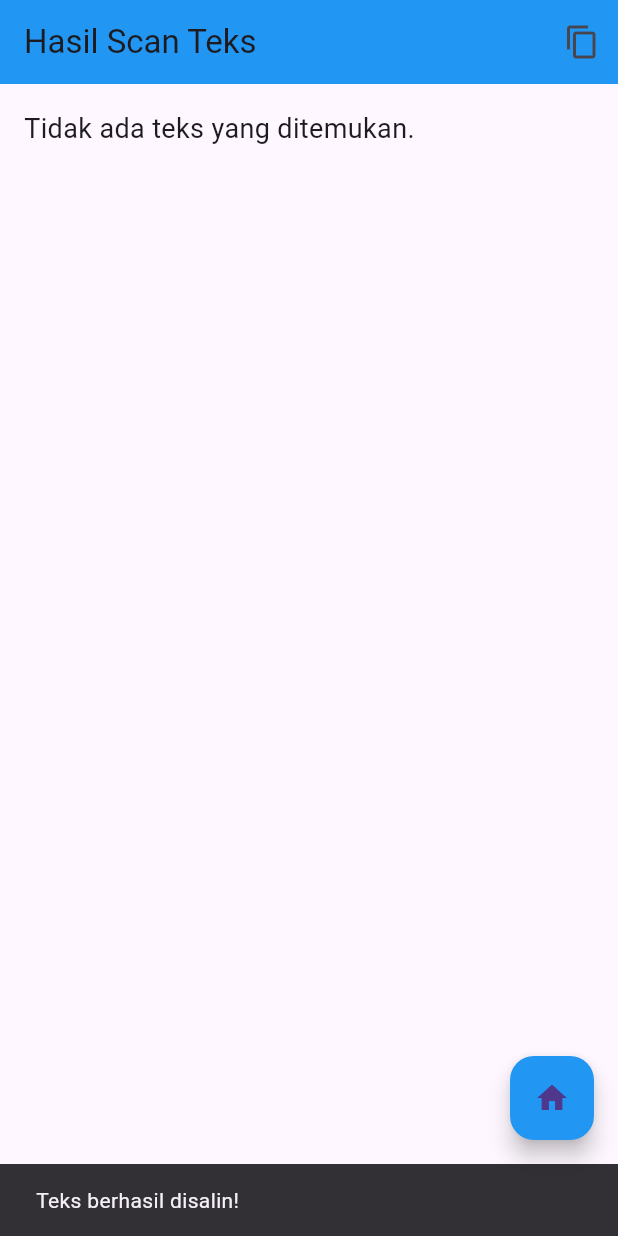
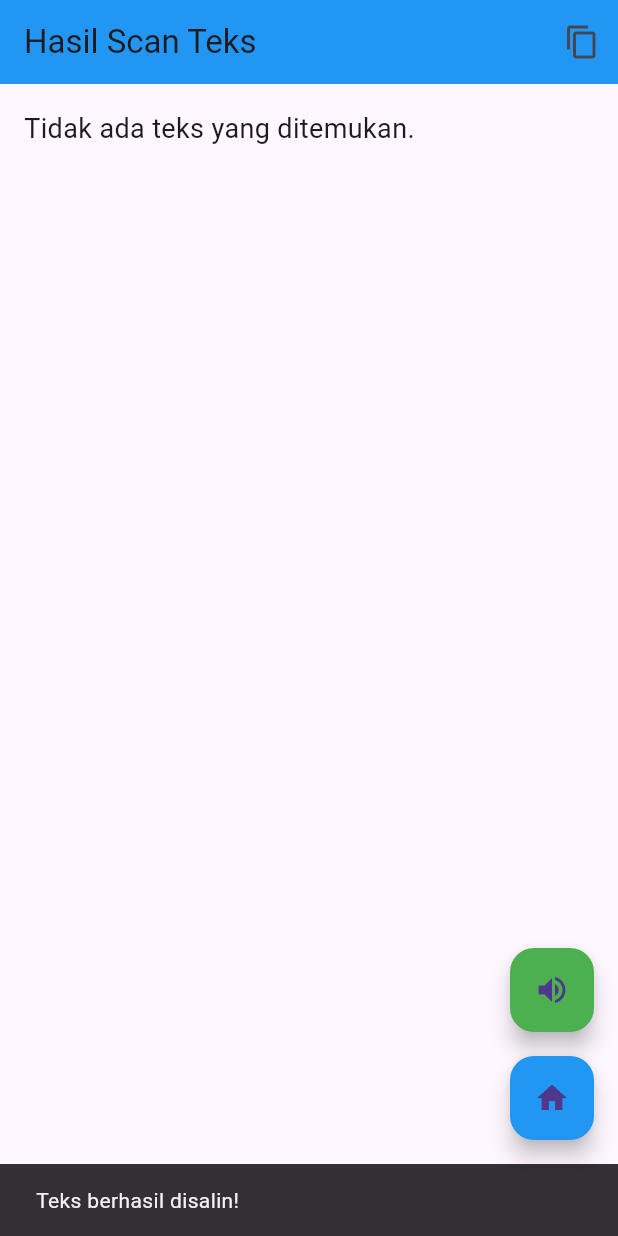
Before and after one commit to ariffhrdn/ocr_sederhana, a Flutter app: the ResultScreen screen opened directly with empty values, after a tap on the "content copy" icon, on a phone screen of 412 x 824 dp. Run offline on Flutter 3.47's test engine with Material 3 defaults, Android fonts, the phone set to English and light mode, and no system bars; our stand-ins replace camera, flutter_tts; missing offline and left inert: google_mlkit_text_recognition.

```diff
--- a/lib/screens/result_screen.dart
+++ b/lib/screens/result_screen.dart
@@ -3,26 +3,92 @@ import 'package:flutter/services.dart';
 // Import HomeScreen untuk navigasi kembali
 import 'home_screen.dart';
 
-class ResultScreen extends StatelessWidget {
+// --- Soal 3 Poin 2 ---
+// 1. Import plugin TTS
+import 'package:flutter_tts/flutter_tts.dart';
+
+// 2. Ubah dari StatelessWidget menjadi StatefulWidget
+class ResultScreen extends StatefulWidget {
   final String ocrText;
 
   const ResultScreen({super.key, required this.ocrText});
+
+  @override
+  State<ResultScreen> createState() => _ResultScreenState();
+}
+
+class _ResultScreenState extends State<ResultScreen> {
+  // 3. Inisialisasi FlutterTts
+  late FlutterTts flutterTts;
+  bool isPlaying = false; // State untuk melacak apakah TTS sedang berbicara
+
+  @override
+  void initState() {
+    super.initState();
+    // 4. Inisialisasi di initState
+    flutterTts = FlutterTts();
+    _initializeTts();
+
+    // Handler untuk mendeteksi kapan TTS selesai berbicara
+    flutterTts.setCompletionHandler(() {
+      if (mounted) {
+        setState(() {
+          isPlaying = false;
+        });
+      }
+    });
+  }
+
+  // Fungsi helper untuk mengatur bahasa
+  void _initializeTts() async {
+    // 5. Atur bahasa pembacaan menjadi Bahasa Indonesia
+    await flutterTts.setLanguage("id-ID");
+    await flutterTts.setPitch(1.0);
+    await flutterTts.setSpeechRate(0.5); // Atur kecepatan normal
+  }
+
+  @override
+  void dispose() {
+    // 6. Implementasikan dispose() untuk menghentikan mesin TTS
+    flutterTts.stop();
+    super.dispose();
+  }
+
+  // --- Soal 3 Poin 3 ---
+  // 7. Fungsi untuk membacakan teks
+  Future<void> _speak() async {
+    // Gunakan widget.ocrText untuk mengakses ocrText di dalam State
+    if (widget.ocrText.isNotEmpty) {
+      if (isPlaying) {
+        // Jika sedang berbicara, hentikan
+        await flutterTts.stop();
+        setState(() {
+          isPlaying = false;
+        });
+      } else {
+        // Jika tidak berbicara, mulai berbicara
+        await flutterTts.speak(widget.ocrText);
+        setState(() {
+          isPlaying = true;
+        });
+      }
+    }
+  }
 
   @override
   Widget build(BuildContext context) {
     return Scaffold(
       appBar: AppBar(
         title: const Text('Hasil Scan Teks'),
-        backgroundColor: Colors.blue, // Menambahkan warna agar konsisten
-        // Nonaktifkan tombol kembali bawaan agar pengguna terbiasa menggunakan FAB untuk kembali ke Home.
+        backgroundColor: Colors.blue,
         automaticallyImplyLeading: false,
         actions: [
-          // Tombol Salin Teks ke Clipboard
           IconButton(
             icon: const Icon(Icons.copy),
             tooltip: 'Salin Teks',
             onPressed: () {
-              Clipboard.setData(ClipboardData(text: ocrText));
+              // Gunakan widget.ocrText
+              Clipboard.setData(ClipboardData(text: widget.ocrText));
               ScaffoldMessenger.of(context).showSnackBar(
                 const SnackBar(content: Text('Teks berhasil disalin!')),
               );
@@ -34,29 +100,45 @@ class ResultScreen extends StatelessWidget {
         padding: const EdgeInsets.all(16.0),
         child: SingleChildScrollView(
           child: SelectableText(
-            // --- Soal 1 Poin 2 Teks utuh dan navigasi balik ---
-            // Menampilkan teks utuh.
-            // ocrText.replaceAll('\n', ' ') tidak ada, jadi \n akan tampil.
-            ocrText.isEmpty ? 'Tidak ada teks yang ditemukan.' : ocrText,
+            // Gunakan widget.ocrText
+            widget.ocrText.isEmpty
+                ? 'Tidak ada teks yang ditemukan.'
+                : widget.ocrText,
             style: const TextStyle(fontSize: 18, height: 1.5),
             textAlign: TextAlign.justify,
           ),
         ),
       ),
 
-      // Menambahkan FloatingActionButton
-      floatingActionButton: FloatingActionButton(
+      // --- Soal 3 Poin 3 ---
+      // 8. Tambahkan FAB kedua
+      // Kita gunakan Column untuk menampung kedua FAB
+      floatingActionButton: Column(
+        mainAxisAlignment: MainAxisAlignment.end,
+        children: [
+          // FAB untuk TTS
+          FloatingActionButton(
+            onPressed: _speak, // Panggil fungsi _speak
+            tooltip: 'Bacakan Teks',
+            backgroundColor: isPlaying ? Colors.red : Colors.green, // Ganti warna
+            // Ganti ikon berdasarkan state isPlaying
+            child: Icon(isPlaying ? Icons.stop : Icons.volume_up),
+          ),
+          const SizedBox(height: 16), // Jarak antar FAB
+          // FAB untuk Home
+          FloatingActionButton(
             onPressed: () {
-          // Gunakan Navigator.pushAndRemoveUntil untuk kembali ke HomeScreen dan menghapus semua halaman di atasnya.
               Navigator.pushAndRemoveUntil(
                 context,
                 MaterialPageRoute(builder: (context) => const HomeScreen()),
-            (Route<dynamic> route) => false, // Predikat ini menghapus semua rute
+                (Route<dynamic> route) => false,
               );
             },
             backgroundColor: Colors.blue,
-        // Ikon Icons.home
+            tooltip: 'Kembali ke Home',
             child: const Icon(Icons.home),
+          ),
+        ],
       ),
     );
   }
--- a/pubspec.yaml
+++ b/pubspec.yaml
@@ -38,6 +38,12 @@ dependencies:
   # The following adds the Cupertino Icons font to your application.
   # Use with the CupertinoIcons class for iOS style icons.
   cupertino_icons: ^1.0.8
+
+# --- Soal 3 Poin 1 Instalasi Plugin---
+# Menambahkan plugin text-to-speech di sini
+  flutter_tts: ^3.8.5
+
+
 
 dev_dependencies:
   flutter_test:
```
Lines whose indentation alone changed are shown as unchanged.
